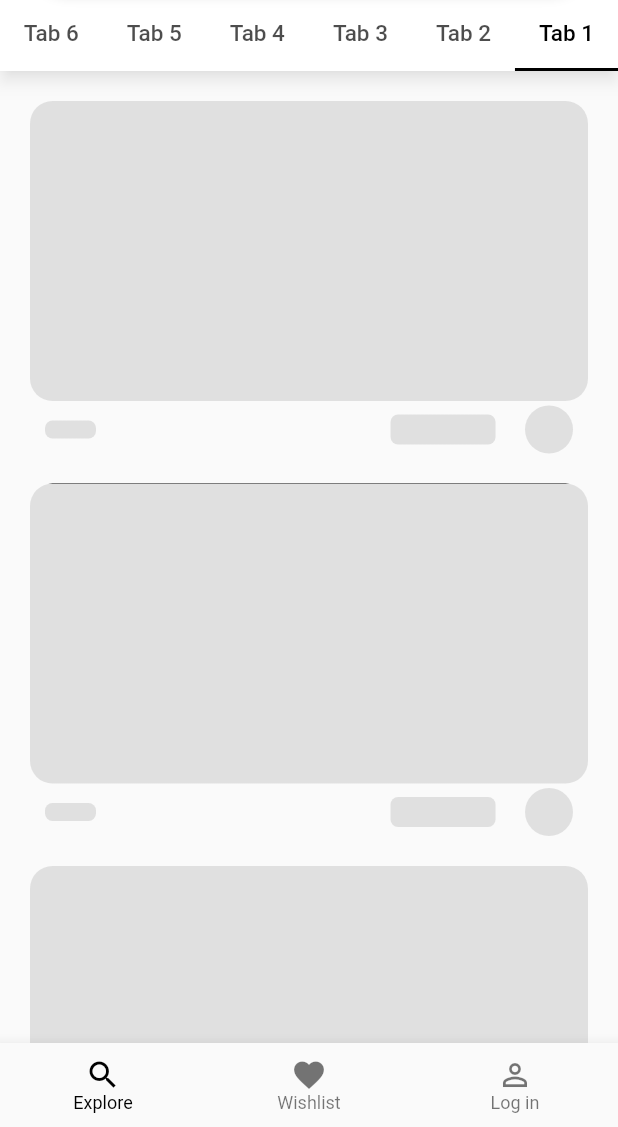
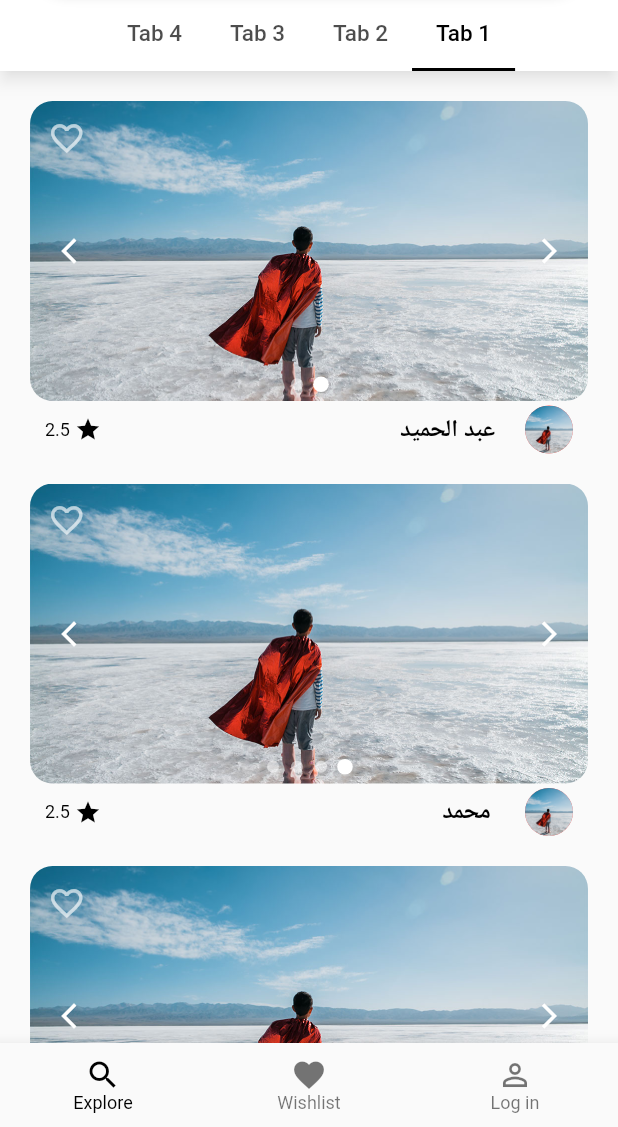
Before and after one commit to Cinex10/Architect-hub, a Flutter app: the screen it shows after launch, on a phone screen of 412 x 824 dp, the part 109-1236 px from its top. Run offline on Flutter 3.47's test engine with Material 2 defaults, Android fonts, the phone set to English and light mode, and no system bars; drawn by our look-alikes of like_button, shimmer, smooth_page_indicator; our stand-ins replace badges, dio, fluttertoast.

Commit message:
Completing home view

```diff
--- a/lib/repository/remote/content_repository/content_repository.dart
+++ b/lib/repository/remote/content_repository/content_repository.dart
@@ -17,8 +17,7 @@ class ContentRepository extends BaseContentRepository {
 
   @override
   Future<List<PortifolioModel>> getPortfolios() async {
-    return await Future.delayed(const Duration(milliseconds: 1500))
-        .then((value) async {
+    return await Future.delayed(const Duration(seconds: 3)).then((value) async {
       final String response =
           await rootBundle.loadString('assets/dummy_data/portfolios.json');
       final data = jsonDecode(response);
--- a/lib/ressources/components/filter_box.dart
+++ b/lib/ressources/components/filter_box.dart
@@ -77,6 +77,8 @@ class FilterBox extends StatelessWidget {
                       width: 100,
                       child: TextField(
                         controller: filterViewModel.ratingTextController,
+                        onChanged: (value) =>
+                            filterViewModel.onChangedRatingTextfield(value),
                         keyboardType: TextInputType.number,
                         decoration: const InputDecoration(
                           helperText: 'أدنى تقييم',
--- a/lib/ressources/components/announce_item.dart
+++ b/lib/ressources/components/portfolio_item.dart
@@ -6,8 +6,8 @@ import 'package:flutter/material.dart';
 import 'package:like_button/like_button.dart';
 import 'package:smooth_page_indicator/smooth_page_indicator.dart';
 
-class AnnounceItem extends StatefulWidget {
-  const AnnounceItem({
+class PortfolioItem extends StatefulWidget {
+  const PortfolioItem({
     Key? key,
     required this.isFavor,
     required this.user,
@@ -20,10 +20,10 @@ class AnnounceItem extends StatefulWidget {
   final List<String> images;
 
   @override
-  State<AnnounceItem> createState() => _AnnounceItemState();
+  State<PortfolioItem> createState() => _PortfolioItemState();
 }
 
-class _AnnounceItemState extends State<AnnounceItem> {
+class _PortfolioItemState extends State<PortfolioItem> {
   double scrollPosition = 0.0;
   late bool isFavor;
 
@@ -167,16 +167,10 @@ class _AnnounceItemState extends State<AnnounceItem> {
             ),
             child: Row(
               children: [
-                const CircleAvatar(
+                CircleAvatar(
                   radius: 16,
                   backgroundColor: Colors.redAccent,
-                  child: Text(
-                    'A',
-                    style: TextStyle(
-                      fontSize: 20,
-                      color: Colors.white,
-                    ),
-                  ),
+                  backgroundImage: AssetImage(widget.user.profilePicture),
                 ),
                 const Spacer(),
                 Text(
--- a/lib/ressources/components/single_tab.dart
+++ b/lib/ressources/components/single_tab.dart
@@ -1,6 +1,6 @@
 import 'package:architect_hub/data/response/status.dart';
 import 'package:architect_hub/model/portfolio_model.dart';
-import 'package:architect_hub/ressources/components/announce_item.dart';
+import 'package:architect_hub/ressources/components/portfolio_item.dart';
 import 'package:flutter/material.dart';
 import 'package:shimmer/shimmer.dart';
 
@@ -23,7 +23,7 @@ class SingleTab extends StatelessWidget {
 
   Widget getItemBuilder(BuildContext context, int index) {
     if (status == Status.completed) {
-      return AnnounceItem(
+      return PortfolioItem(
         user: portfolios![index].user,
         images: portfolios![index].images,
         isFavor: false,
--- a/lib/ressources/theme_manager.dart
+++ b/lib/ressources/theme_manager.dart
@@ -47,8 +47,8 @@ ThemeData getApplicationTheme() => ThemeData(
 
             ),
       ),
-      sliderTheme: const SliderThemeData(
-        overlayColor: ColorManager.grey,
+      sliderTheme: SliderThemeData(
+        overlayColor: ColorManager.black.withOpacity(0.2),
         activeTrackColor: ColorManager.black,
         activeTickMarkColor: ColorManager.black,
         thumbColor: ColorManager.black,
--- a/lib/view/favorite_view.dart
+++ b/lib/view/favorite_view.dart
@@ -1,4 +1,3 @@
-import 'package:architect_hub/ressources/components/announce_item.dart';
 import 'package:architect_hub/ressources/styles_manager.dart';
 import 'package:architect_hub/ressources/values_manager.dart';
 import 'package:flutter/material.dart';
--- a/lib/view/home_view.dart
+++ b/lib/view/home_view.dart
@@ -1,17 +1,9 @@
-import 'package:architect_hub/data/response/api_response.dart';
-import 'package:architect_hub/data/response/status.dart';
-import 'package:architect_hub/model/portfolio_model.dart';
-import 'package:architect_hub/ressources/color_manager.dart';
-import 'package:architect_hub/ressources/components/announce_item.dart';
 import 'package:architect_hub/ressources/components/filter_box.dart';
 import 'package:architect_hub/ressources/components/single_tab.dart';
-import 'package:architect_hub/ressources/styles_manager.dart';
-import 'package:architect_hub/ressources/values_manager.dart';
 import 'package:architect_hub/view/search_view.dart';
 import 'package:architect_hub/viewmodel/home_viewmodel.dart';
 import 'package:flutter/material.dart';
 import 'package:provider/provider.dart';
-import 'package:shimmer/shimmer.dart';
 
 class HomeView extends StatefulWidget {
   const HomeView({super.key});
@@ -32,7 +24,7 @@ class _HomeViewState extends State<HomeView> {
   Widget build(BuildContext context) {
     return SafeArea(
       child: DefaultTabController(
-        length: 9,
+        length: 4,
         child: Scaffold(
           appBar: PreferredSize(
             preferredSize: const Size.fromHeight(120),
@@ -128,11 +120,6 @@ class _HomeViewState extends State<HomeView> {
                   Tab(text: "Tab 2"),
                   Tab(text: "Tab 3"),
                   Tab(text: "Tab 4"),
-                  Tab(text: "Tab 5"),
-                  Tab(text: "Tab 6"),
-                  Tab(text: "Tab 7"),
-                  Tab(text: "Tab 8"),
-                  Tab(text: "Tab 9"),
                 ],
               ),
             ),
@@ -144,26 +131,11 @@ class _HomeViewState extends State<HomeView> {
                 physics: const NeverScrollableScrollPhysics(),
                 children: [
                   SingleTab(
-                    status: Status.loading,
+                    status: value.status,
                     portfolios: value.portfolios,
                   ),
                   const Center(
                     child: Text("Tab 2 content"),
-                  ),
-                  const Center(
-                    child: Text("Tab 3 content"),
-                  ),
-                  const Center(
-                    child: Text("Tab 3 content"),
-                  ),
-                  const Center(
-                    child: Text("Tab 3 content"),
-                  ),
-                  const Center(
-                    child: Text("Tab 3 content"),
-                  ),
-                  const Center(
-                    child: Text("Tab 3 content"),
                   ),
                   const Center(
                     child: Text("Tab 3 content"),
--- a/lib/viewmodel/filter_viewmodel.dart
+++ b/lib/viewmodel/filter_viewmodel.dart
@@ -18,6 +18,11 @@ class FilterViewModel extends ChangeNotifier {
   void updateRating(double newRating) {
     minRating = newRating;
     ratingTextController.text = minRating.toStringAsPrecision(2);
+    notifyListeners();
+  }
+
+  void onChangedRatingTextfield(String value) {
+    minRating = double.parse(value);
     notifyListeners();
   }
 
```
Also changed, not shown: lib/viewmodel/home_viewmodel.dart (+6 -10 lines).
